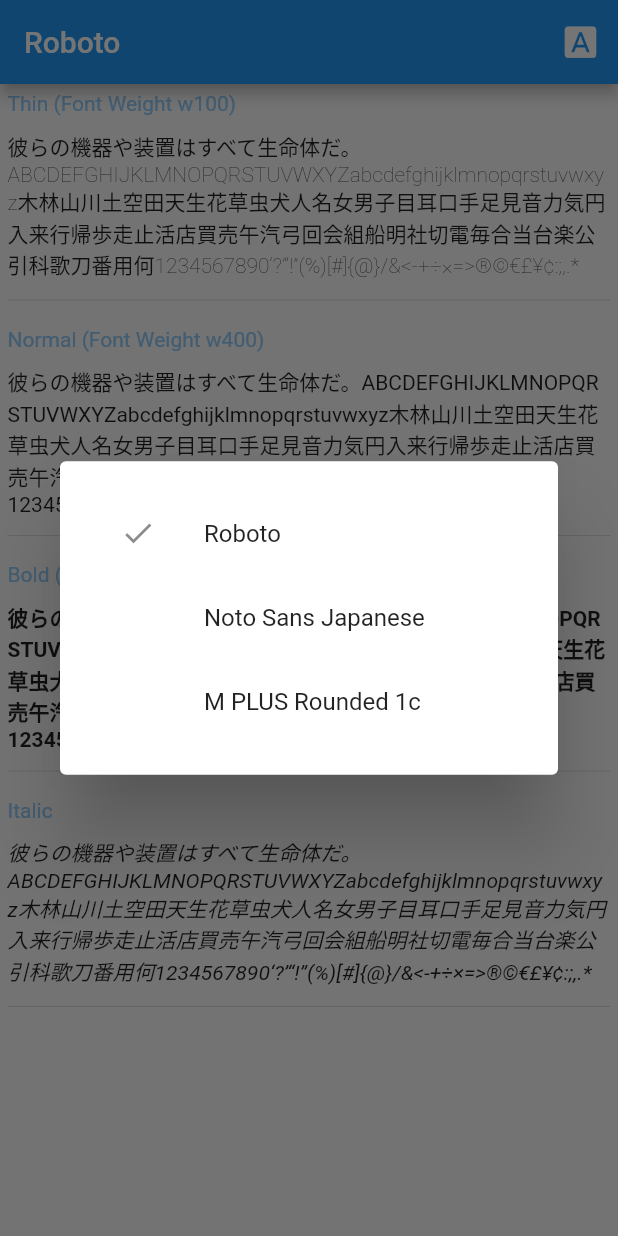
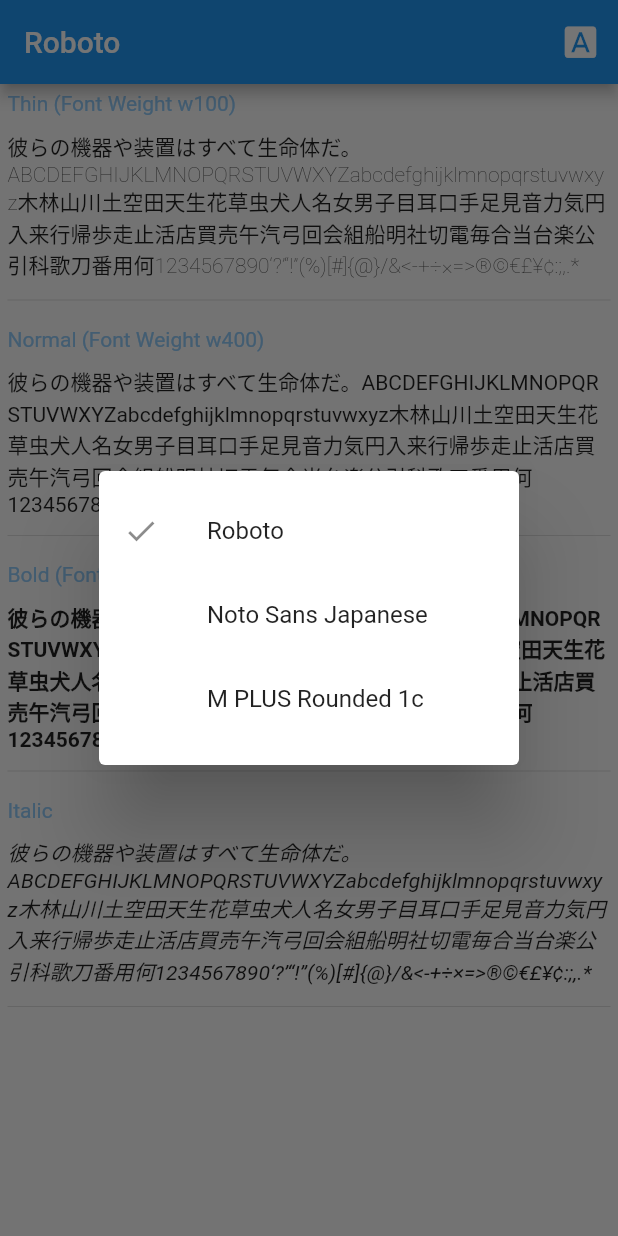
Before and after one commit to susatthi/flutter-sample-fonts, a Flutter app: the screen it shows after launch, after a tap on the "font download" icon, on a phone screen of 412 x 824 dp. Run offline on Flutter 3.47's test engine with Material 2 defaults, Android fonts, the phone set to English and light mode, and no system bars; Roboto replaces fonts that are missing (M PLUS Rounded 1c, Noto Sans Japanese).

Commit message:
コードの整理

```diff
--- a/lib/main.dart
+++ b/lib/main.dart
@@ -2,21 +2,21 @@
 import 'package:flutter_sample_fonts/gen/fonts.gen.dart';
 
 void main() {
-  runApp(const MyApp());
+  runApp(const App());
 }
 
-class MyApp extends StatefulWidget {
-  const MyApp({Key? key}) : super(key: key);
+class App extends StatefulWidget {
+  const App({Key? key}) : super(key: key);
 
   @override
-  State<MyApp> createState() => _MyAppState();
+  State<App> createState() => _AppState();
 }
 
-class _MyAppState extends State<MyApp> {
+class _AppState extends State<App> {
   /// 選択中のフォントファミリー
   String _selectedFontFamily = 'Roboto';
 
-  void changeFontFamily(String fontFamily) {
+  void _changeFontFamily(String fontFamily) {
     setState(() {
       _selectedFontFamily = fontFamily;
     });
@@ -24,16 +24,15 @@
 
   @override
   Widget build(BuildContext context) {
-    final themeData = ThemeData(
-      primarySwatch: Colors.blue,
-      fontFamily: _selectedFontFamily,
-    );
     return MaterialApp(
       title: 'Flutter Sample Fonts',
-      theme: themeData,
+      theme: ThemeData(
+        primarySwatch: Colors.blue,
+        fontFamily: _selectedFontFamily,
+      ),
       home: SamplePage(
         fontFamily: _selectedFontFamily,
-        onChangeFontFamily: changeFontFamily,
+        onChangeFontFamily: _changeFontFamily,
       ),
     );
   }
@@ -46,12 +45,14 @@
     required this.onChangeFontFamily,
   }) : super(key: key);
 
+  /// 選択中のフォントファミリー
   final String fontFamily;
+
+  /// 選択中のフォントファミリーを変更した
   final void Function(String) onChangeFontFamily;
 
   @override
   Widget build(BuildContext context) {
-    print(Theme.of(context).textTheme.bodyText1?.fontFamily);
     return Scaffold(
       appBar: AppBar(
         title: Text(fontFamily),
@@ -61,11 +62,9 @@
             onTap: () async {
               final selected = await showDialog<String>(
                 context: context,
-                builder: (context) {
-                  return _FontFamilyPickerDialog(
-                    fontFamily: fontFamily,
-                  );
-                },
+                builder: (context) => _FontFamilySelectorDialog(
+                  fontFamily: fontFamily,
+                ),
               );
               if (selected != null) {
                 onChangeFontFamily(selected);
@@ -91,7 +90,6 @@
             ),
             _PreviewTextRow(
               title: 'Italic',
-              fontWeight: FontWeight.normal,
               fontStyle: FontStyle.italic,
             ),
           ],
@@ -109,10 +107,16 @@
     this.fontStyle = FontStyle.normal,
   }) : super(key: key);
 
+  /// タイトル
   final String title;
+
+  /// ウェイト
   final FontWeight fontWeight;
+
+  /// スタイル
   final FontStyle fontStyle;
 
+  /// プレビュー文字列
   static const previewText =
       '彼らの機器や装置はすべて生命体だ。ABCDEFGHIJKLMNOPQRSTUVWXYZabcdefghijklmnopqrstuvwxyz木林山川土空田天生花草虫犬人名女男子目耳口手足見音力気円入来行帰歩走止活店買売午汽弓回会組船明社切電毎合当台楽公引科歌刀番用何1234567890‘?’“!”(%)[#]{@}/&<-+÷×=>®©€£¥¢:;,.*';
 
@@ -180,8 +184,8 @@
   }
 }
 
-class _FontFamilyPickerDialog extends StatelessWidget {
-  const _FontFamilyPickerDialog({
+class _FontFamilySelectorDialog extends StatelessWidget {
+  const _FontFamilySelectorDialog({
     Key? key,
     required this.fontFamily,
   }) : super(key: key);
@@ -197,32 +201,26 @@
 
   @override
   Widget build(BuildContext context) {
-    return AlertDialog(
-      content: SizedBox(
-        width: 500,
-        height: fontFamilies.length * 55,
-        child: ListView.builder(
-          shrinkWrap: true,
-          itemCount: fontFamilies.length,
-          itemBuilder: (context, index) {
-            return ListTile(
+    return SimpleDialog(
+      children: fontFamilies
+          .map(
+            (ff) => ListTile(
               leading: Visibility(
-                visible: fontFamilies[index] == fontFamily,
+                visible: ff == fontFamily,
                 child: const Icon(Icons.check),
               ),
               title: Text(
-                fontFamilies[index],
+                ff,
                 style: TextStyle(
-                  fontFamily: fontFamilies[index],
+                  fontFamily: ff,
                 ),
               ),
               onTap: () {
-                Navigator.of(context).pop(fontFamilies[index]);
+                Navigator.of(context).pop(ff);
               },
-            );
-          },
-        ),
-      ),
+            ),
+          )
+          .toList(),
     );
   }
 }
```
Also changed, not shown: 1 other file.
